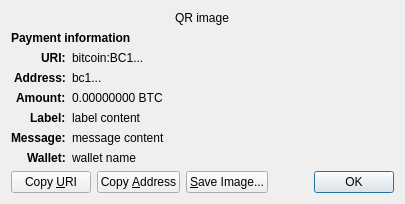
Above: src/qt/forms/receiverequestdialog.ui from vtsxking/ignitecoin before the change. Below: the same form after it.
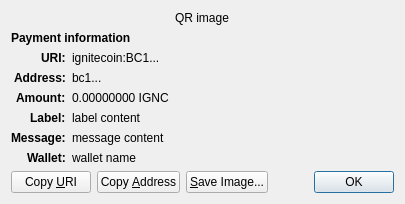
That is the form after the change. Custom widgets are drawn as their Qt base class.

Commit message: rename values from bitcoin to ignitecoin

Patch:
```diff
--- a/src/qt/forms/receiverequestdialog.ui
+++ b/src/qt/forms/receiverequestdialog.ui
@@ -65,7 +65,7 @@
    <item row="2" column="1" alignment="Qt::AlignTop">
     <widget class="QLabel" name="uri_content">
      <property name="text">
-      <string notr="true">bitcoin:BC1...</string>
+      <string notr="true">ignitecoin:BC1...</string>
      </property>
      <property name="textFormat">
       <enum>Qt::RichText</enum>
@@ -126,7 +126,7 @@
    <item row="4" column="1" alignment="Qt::AlignTop">
     <widget class="QLabel" name="amount_content">
      <property name="text">
-      <string notr="true">0.00000000 BTC</string>
+      <string notr="true">0.00000000 IGNC</string>
      </property>
      <property name="textFormat">
       <enum>Qt::PlainText</enum>
```
The commit also changes 13970 other files.
